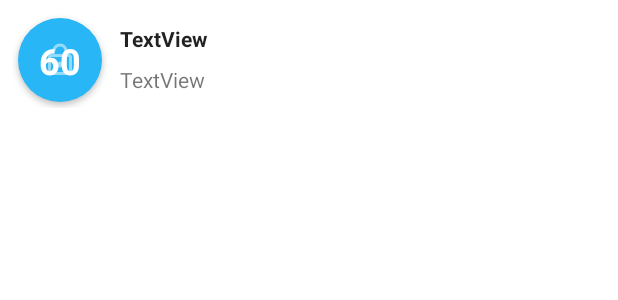
After one commit to design-thinking-6/MphaGo, an Android app: the layout item_hint.xml on its own in the app's theme, with its tools: preview values and no code run, on a phone screen of 412 x 824 dp. The commit adds this screen. Shown: the top 300 px of the screen. Run offline under Robolectric (Android 15) with nearby library versions, the phone set to English and light mode, and no system bars.

Commit message:
add TimeView

```diff
--- a/app/build.gradle
+++ b/app/build.gradle
@@ -40,6 +40,8 @@ dependencies {
     implementation 'androidx.appcompat:appcompat:1.2.0'
     implementation 'com.google.android.material:material:1.2.0'
     implementation 'androidx.constraintlayout:constraintlayout:2.0.0'
+    implementation 'com.android.volley:volley:1.1.1'
+    implementation 'androidx.preference:preference:1.1.1'
     testImplementation 'junit:junit:4.+'
     androidTestImplementation 'androidx.test.ext:junit:1.1.1'
     androidTestImplementation 'androidx.test.espresso:espresso-core:3.2.0'
--- a/app/src/main/AndroidManifest.xml
+++ b/app/src/main/AndroidManifest.xml
@@ -9,7 +9,9 @@
         android:roundIcon="@mipmap/ic_launcher_round"
         android:supportsRtl="true"
         android:theme="@style/Theme.MphaGo">
-        <activity android:name=".SettingActivity"></activity>
+        <activity
+            android:name=".SettingActivity"
+            android:label="@string/title_activity_setting"></activity>
         <activity android:name=".StudyActivity" />
         <activity android:name=".MainActivity">
             <intent-filter>
--- /dev/null
+++ b/app/src/main/java/io/suyong/mphago/TimeView.kt
@@ -0,0 +1,141 @@
+package io.suyong.mphago
+
+import android.content.Context
+import android.graphics.*
+import android.graphics.drawable.AnimatedVectorDrawable
+import android.graphics.drawable.BitmapDrawable
+import android.os.CountDownTimer
+import android.util.AttributeSet
+import android.view.LayoutInflater
+import android.view.View
+import androidx.constraintlayout.widget.ConstraintLayout
+import kotlinx.android.synthetic.main.time_view.view.*
+import kotlin.math.ceil
+import kotlin.math.roundToInt
+
+class TimeView(context: Context, attrs: AttributeSet) : ConstraintLayout(context, attrs) {
+    var isLock: Boolean
+
+    private var isStarted = false
+    private var maxTime: Int = 60
+        get() = field
+        set(value) {
+            if (!isStarted) field = value
+        }
+    private var time: Int
+    private val innerView = LayoutInflater.from(context).inflate(R.layout.time_view, this, true)
+    private var listener: (Int, Int, TimeView) -> Unit = { _, _, _ -> }
+
+    private var timer: CountDownTimer? = null
+    private var lastTime: Int
+
+    private val backgroundPaint = Paint(Paint.ANTI_ALIAS_FLAG)
+
+    init {
+        backgroundPaint.color = Color.parseColor("#29B6F6")
+        backgroundPaint.setShadowLayer(dp(4).toFloat(), 0f, dp(2).toFloat(), Color.parseColor("#7d7d7d7d"))
+
+        elevation = 2f
+        setWillNotDraw(false)
+        measure(0, 0)
+
+        context.theme.obtainStyledAttributes(
+            attrs,
+            R.styleable.TimeView,
+            0, 0
+        ).apply {
+            try {
+                isLock = getBoolean(R.styleable.TimeView_lock, false)
+                maxTime = getInteger(R.styleable.TimeView_max_time, 60)
+                time = getInteger(R.styleable.TimeView_time, maxTime)
+                lastTime = time
+            } finally {
+                recycle()
+            }
+        }
+
+        innerView.time_view_lock.drawable.alpha = 128
+    }
+
+    fun start() {
+        isLock = false
+
+        val timeView = this
+        timer = object : CountDownTimer((maxTime * 1000).toLong(), 50) {
+            override fun onTick(millisUntilFinished: Long) {
+                time = ceil(millisUntilFinished / 1000.0).toInt()
+
+                innerView.time_view_image.setImageBitmap(drawLeftTime((millisUntilFinished / 1000f) / maxTime.toFloat() * 100f))
+                innerView.time_view_text.text = time.toString()
+
+                if (time == 1) {
+                    innerView.time_view_text.alpha = (millisUntilFinished / 1000f)
+                    innerView.time_view_lock.drawable.alpha = ((1 - millisUntilFinished / 1000f) * 127 + 128).toInt()
+                }
+
+                if (time != lastTime) {
+                    listener(time, maxTime, timeView)
+
+                    lastTime = time
+                }
+            }
+
+            override fun onFinish() {
+                innerView.time_view_image.setImageDrawable(null)
+                innerView.time_view_text.visibility = View.GONE
+                innerView.time_view_lock.visibility = View.VISIBLE
+
+                innerView.time_view_lock.drawable.alpha = 255
+                (innerView.time_view_lock.drawable as AnimatedVectorDrawable).start()
+
+                isStarted = false
+                listener(0, maxTime, timeView)
+            }
+        }
+
+        val drawable = timeView.resources.getDrawable(R.drawable.ic_lock_open_animated, context.theme) as AnimatedVectorDrawable
+        drawable.alpha = 128
+        innerView.time_view_lock.setImageDrawable(drawable)
+
+        isStarted = true
+        timer?.start()
+    }
+
+    fun setOnTimeListener(listener: (Int, Int, TimeView) -> Unit) {
+        this.listener = listener
+    }
+
+    override fun onDraw(canvas: Canvas?) {
+        super.onDraw(canvas)
+
+        canvas?.drawCircle(
+            (width / 2).toFloat(),
+            (height / 2).toFloat(),
+            (width / 2 - dp(4)).toFloat(),
+            backgroundPaint
+        )
+    }
+
+    private fun drawLeftTime(percent: Float): Bitmap {
+        val bitmap =
+            Bitmap.createBitmap(this.measuredWidth - dp(8), this.measuredHeight - dp(8), Bitmap.Config.ARGB_8888)
+        val canvas = Canvas(bitmap)
+
+        val paint = Paint()
+        paint.strokeWidth = dp(4).toFloat()
+        paint.style = Paint.Style.STROKE
+        paint.color = Color.parseColor("#FFFFFF")
+
+        canvas.drawArc(
+            RectF(dp(8).toFloat(), dp(8).toFloat(), this.measuredWidth - dp(16).toFloat(), this.measuredHeight - dp(16).toFloat()),
+            -90f,
+            3.6f * percent,
+            false,
+            paint
+        )
+
+        return bitmap
+    }
+
+    private fun dp(dp: Int) = (dp * resources.displayMetrics.density).roundToInt()
+}
--- /dev/null
+++ b/app/src/main/res/drawable/ic_lock_close_animated.xml
@@ -0,0 +1,49 @@
+<?xml version="1.0" encoding="utf-8"?>
+<animated-vector
+    xmlns:android="http://schemas.android.com/apk/res/android"
+    xmlns:aapt="http://schemas.android.com/aapt">
+    <aapt:attr name="android:drawable">
+        <vector
+            android:name="vector"
+            android:width="24dp"
+            android:height="24dp"
+            android:viewportWidth="24"
+            android:viewportHeight="24">
+            <path
+                android:name="lock_rect"
+                android:fillColor="@android:color/white"
+                android:pathData="M7,6 L7,6 L9,6 L9,6"/>
+            <path
+                android:fillColor="@android:color/white"
+                android:pathData="M18,8h-1L17,6c0,-2.76 -2.24,-5 -5,-5S7,3.24 7,6h2c0,-1.66 1.34,-3 3,-3s3,1.34 3,3v2L6,8c-1.1,0 -2,0.9 -2,2v10c0,1.1 0.9,2 2,2h12c1.1,0 2,-0.9 2,-2L20,10c0,-1.1 -0.9,-2 -2,-2zM18,20L6,20L6,10h12v10z"/>
+            <clip-path
+                android:name="lock_back"
+                android:fillColor="@android:color/white"
+                android:pathData="M4,20 L20,20 L20,10 L4,10 z"/>
+            <path
+                android:name="lock_circle"
+                android:fillColor="@android:color/white"
+                android:pathData="M12,17 c1.1,0 2,-0.9 2,-2 s-0.9,-2 -2,-2 -2,0.9 -2,2 0.9,2 2,2z" />
+        </vector>
+    </aapt:attr>
+    <target android:name="lock_rect">
+        <aapt:attr name="android:animation">
+            <objectAnimator
+                android:duration="250"
+                android:propertyName="pathData"
+                android:valueFrom="M7,6 L7,6 L9,6 L9,6"
+                android:valueTo="M7,8 L7,6 L9,6 L9,8"
+                android:valueType="pathType"/>
+        </aapt:attr>
+    </target>
+    <target android:name="lock_circle">
+        <aapt:attr name="android:animation">
+            <objectAnimator
+                android:duration="250"
+                android:propertyName="pathData"
+                android:valueFrom="M12,17 c1.1,0 2,-0.9 2,-2 s-0.9,-2 -2,-2 -2,0.9 -2,2 0.9,2 2,2z"
+                android:valueTo="M12,24 c6.6,0 12,-5.4 12,-12 s-5.4,-12 -12,-12 -12,5.4 -12,12 5.4,12 12,12z"
+                android:valueType="pathType"/>
+        </aapt:attr>
+    </target>
+</animated-vector>
--- /dev/null
+++ b/app/src/main/res/drawable/ic_lock_open_animated.xml
@@ -0,0 +1,49 @@
+<?xml version="1.0" encoding="utf-8"?>
+<animated-vector
+    xmlns:android="http://schemas.android.com/apk/res/android"
+    xmlns:aapt="http://schemas.android.com/aapt">
+    <aapt:attr name="android:drawable">
+        <vector
+            android:name="vector"
+            android:width="24dp"
+            android:height="24dp"
+            android:viewportWidth="24"
+            android:viewportHeight="24">
+            <path
+                android:name="lock_rect"
+                android:fillColor="@android:color/white"
+                android:pathData="M7,8 L7,6 L9,6 L9,8"/>
+            <path
+                android:fillColor="@android:color/white"
+                android:pathData="M18,8h-1L17,6c0,-2.76 -2.24,-5 -5,-5S7,3.24 7,6h2c0,-1.66 1.34,-3 3,-3s3,1.34 3,3v2L6,8c-1.1,0 -2,0.9 -2,2v10c0,1.1 0.9,2 2,2h12c1.1,0 2,-0.9 2,-2L20,10c0,-1.1 -0.9,-2 -2,-2zM18,20L6,20L6,10h12v10z"/>
+            <clip-path
+                android:name="lock_back"
+                android:fillColor="@android:color/white"
+                android:pathData="M4,20 L20,20 L20,10 L4,10 z"/>
+            <path
+                android:name="lock_circle"
+                android:fillColor="@android:color/white"
+                android:pathData="M12,24 c6.6,0 12,-5.4 12,-12 s-5.4,-12 -12,-12 -12,5.4 -12,12 5.4,12 12,12z" />
+        </vector>
+    </aapt:attr>
+    <target android:name="lock_rect">
+        <aapt:attr name="android:animation">
+            <objectAnimator
+                android:duration="250"
+                android:propertyName="pathData"
+                android:valueFrom="M7,8 L7,6 L9,6 L9,8"
+                android:valueTo="M7,6 L7,6 L9,6 L9,6"
+                android:valueType="pathType"/>
+        </aapt:attr>
+    </target>
+    <target android:name="lock_circle">
+        <aapt:attr name="android:animation">
+            <objectAnimator
+                android:duration="250"
+                android:propertyName="pathData"
+                android:valueFrom="M12,24 c6.6,0 12,-5.4 12,-12 s-5.4,-12 -12,-12 -12,5.4 -12,12 5.4,12 12,12z"
+                android:valueTo="M12,17 c1.1,0 2,-0.9 2,-2 s-0.9,-2 -2,-2 -2,0.9 -2,2 0.9,2 2,2z"
+                android:valueType="pathType"/>
+        </aapt:attr>
+    </target>
+</animated-vector>
--- a/app/src/main/res/layout/activity_study.xml
+++ b/app/src/main/res/layout/activity_study.xml
@@ -8,7 +8,7 @@
 
     <androidx.constraintlayout.widget.ConstraintLayout
         android:layout_width="match_parent"
-        android:layout_height="wrap_content">
+        android:layout_height="match_parent">
 
         <ImageView
             android:id="@+id/problemImageView"
@@ -22,7 +22,7 @@
         <androidx.recyclerview.widget.RecyclerView
             android:id="@+id/hintRecyclerView"
             android:layout_width="0dp"
-            android:layout_height="wrap_content"
+            android:layout_height="0dp"
             app:layout_constraintBottom_toBottomOf="parent"
             app:layout_constraintEnd_toEndOf="parent"
             app:layout_constraintStart_toStartOf="parent"
--- /dev/null
+++ b/app/src/main/res/layout/item_hint.xml
@@ -0,0 +1,48 @@
+<?xml version="1.0" encoding="utf-8"?>
+<androidx.constraintlayout.widget.ConstraintLayout xmlns:android="http://schemas.android.com/apk/res/android"
+    xmlns:app="http://schemas.android.com/apk/res-auto"
+    xmlns:tools="http://schemas.android.com/tools"
+    android:layout_width="match_parent"
+    android:layout_height="wrap_content">
+
+    <io.suyong.mphago.TimeView
+        android:id="@+id/hint_time"
+        android:layout_width="64dp"
+        android:layout_height="64dp"
+        android:layout_marginStart="8dp"
+        android:layout_marginTop="8dp"
+        android:layout_marginBottom="8dp"
+        app:layout_constraintBottom_toBottomOf="parent"
+        app:layout_constraintStart_toStartOf="parent"
+        app:layout_constraintTop_toTopOf="parent"
+        app:max_time="10" />
+
+    <TextView
+        android:id="@+id/hint_title"
+        android:layout_width="0dp"
+        android:layout_height="wrap_content"
+        android:layout_marginStart="8dp"
+        android:layout_marginTop="16dp"
+        android:layout_marginEnd="16dp"
+        android:text="TextView"
+        android:textAppearance="@style/TextAppearance.AppCompat.Body1"
+        android:textStyle="bold"
+        app:layout_constraintEnd_toEndOf="parent"
+        app:layout_constraintStart_toEndOf="@+id/hint_time"
+        app:layout_constraintTop_toTopOf="parent" />
+
+    <TextView
+        android:id="@+id/hint_text"
+        android:layout_width="0dp"
+        android:layout_height="wrap_content"
+        android:layout_marginStart="8dp"
+        android:layout_marginTop="8dp"
+        android:layout_marginEnd="16dp"
+        android:layout_marginBottom="16dp"
+        android:text="TextView"
+        app:layout_constraintBottom_toBottomOf="parent"
+        app:layout_constraintEnd_toEndOf="parent"
+        app:layout_constraintStart_toEndOf="@+id/hint_time"
+        app:layout_constraintTop_toBottomOf="@+id/hint_title"
+        app:layout_constraintVertical_bias="0.0" />
+</androidx.constraintlayout.widget.ConstraintLayout>
--- /dev/null
+++ b/app/src/main/res/layout/time_view.xml
@@ -0,0 +1,53 @@
+<?xml version="1.0" encoding="utf-8"?>
+<androidx.constraintlayout.widget.ConstraintLayout xmlns:android="http://schemas.android.com/apk/res/android"
+    xmlns:app="http://schemas.android.com/apk/res-auto"
+    xmlns:tools="http://schemas.android.com/tools"
+    android:layout_width="match_parent"
+    android:layout_height="match_parent">
+
+    <ImageView
+        android:id="@+id/time_view_image"
+        android:layout_width="wrap_content"
+        android:layout_height="wrap_content"
+        android:layout_marginStart="8dp"
+        android:layout_marginTop="8dp"
+        android:layout_marginEnd="8dp"
+        android:layout_marginBottom="8dp"
+        app:layout_constraintBottom_toBottomOf="parent"
+        app:layout_constraintEnd_toEndOf="parent"
+        app:layout_constraintStart_toStartOf="parent"
+        app:layout_constraintTop_toTopOf="parent" />
+
+    <TextView
+        android:id="@+id/time_view_text"
+        android:layout_width="wrap_content"
+        android:layout_height="wrap_content"
+        android:layout_marginStart="16dp"
+        android:layout_marginTop="16dp"
+        android:layout_marginEnd="16dp"
+        android:layout_marginBottom="16dp"
+        android:text="60"
+        android:textAlignment="center"
+        android:textAppearance="@style/TextAppearance.AppCompat.Body1"
+        android:textColor="@color/white"
+        android:textSize="24sp"
+        android:textStyle="bold"
+        app:layout_constraintBottom_toBottomOf="parent"
+        app:layout_constraintEnd_toEndOf="parent"
+        app:layout_constraintStart_toStartOf="parent"
+        app:layout_constraintTop_toTopOf="parent" />
+
+    <ImageView
+        android:id="@+id/time_view_lock"
+        android:layout_width="wrap_content"
+        android:layout_height="wrap_content"
+        android:layout_marginStart="16dp"
+        android:layout_marginTop="16dp"
+        android:layout_marginEnd="16dp"
+        android:layout_marginBottom="16dp"
+        app:layout_constraintBottom_toBottomOf="parent"
+        app:layout_constraintEnd_toEndOf="parent"
+        app:layout_constraintStart_toStartOf="parent"
+        app:layout_constraintTop_toTopOf="parent"
+        app:srcCompat="@drawable/ic_lock_close_animated" />
+</androidx.constraintlayout.widget.ConstraintLayout>
```
Also changed, not shown: app/src/main/java/io/suyong/mphago/SettingActivity.kt (+16 -1 lines), app/src/main/java/io/suyong/mphago/network/NetworkManager.kt (added, +52 -0 lines), app/src/main/res/layout/activity_setting.xml (+7 -7 lines), app/src/main/res/values/arrays.xml (added, +12 -0 lines), app/src/main/res/values/attrs.xml (added, +8 -0 lines), app/src/main/res/values/strings.xml (+16 -0 lines), app/src/main/res/xml/root_preferences.xml (added, +35 -0 lines).
